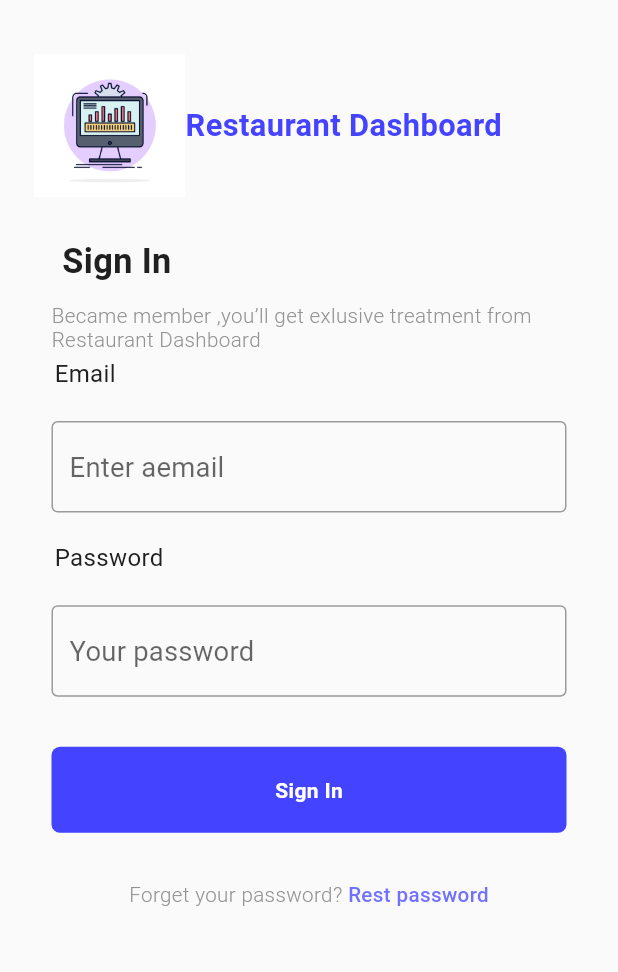
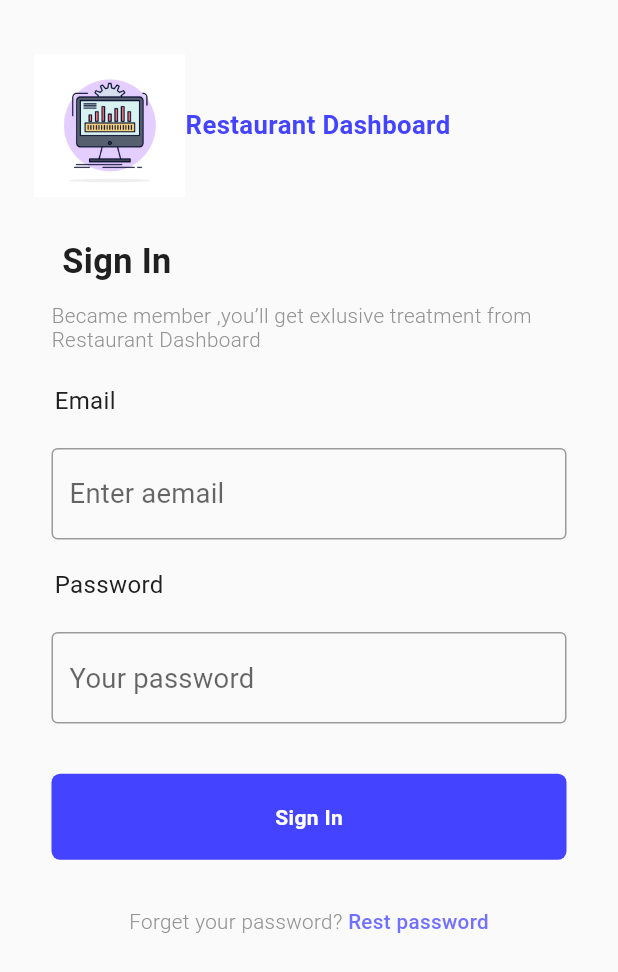
Before and after one commit to MuhanadIbrahim/food_delivery_app_restaurant, a Flutter app: the screen it shows after launch, after a tap on "Create an Account", on a phone screen of 412 x 824 dp. Shown: the top 972 px of the screen. Run offline on Flutter 3.47's test engine with Material 2 defaults, Android fonts, the phone set to English and light mode, and no system bars; our stand-ins replace cloud_firestore, equatable, firebase_auth, firebase_core, firebase_storage, flutter_bloc and 2 more; accounts and stored records are empty; Roboto replaces fonts that are missing (Poppins).

Commit message:
adjust font size for dashboard resturant title

```diff
--- a/lib/presentation/screans/sign_in_screan.dart
+++ b/lib/presentation/screans/sign_in_screan.dart
@@ -30,7 +30,7 @@ class SignInScrean extends StatelessWidget {
                   Text("Restaurant Dashboard",
                       style: TextStyle(
                         color: const Color(0xff4443FF),
-                        fontSize: 18.sp,
+                        fontSize: 15.sp,
                         fontWeight: FontWeight.w600,
                       ))
                 ],
@@ -64,7 +64,7 @@ class SignInScrean extends StatelessWidget {
                       ),
                     ),
                     SizedBox(
-                      height: 15.h,
+                      height: 30.h,
                     ),
                     Text(
                       'Email ',
@@ -113,7 +113,6 @@ class SignInScrean extends StatelessWidget {
                       height: 28.h,
                     ),
                     InkWell(
-                      onTap: () => Navigator.pushNamed(context, ksignInScrean),
                       child: Container(
                         decoration: BoxDecoration(
                           borderRadius: BorderRadius.circular(5.r),
--- a/lib/presentation/screans/sign_up_screan.dart
+++ b/lib/presentation/screans/sign_up_screan.dart
@@ -30,7 +30,7 @@ class SignUpScrean extends StatelessWidget {
                   Text("Restaurant Dashboard",
                       style: TextStyle(
                         color: const Color(0xff4443FF),
-                        fontSize: 18.sp,
+                        fontSize: 15.sp,
                         fontWeight: FontWeight.w600,
                       ))
                 ],
@@ -64,7 +64,7 @@ class SignUpScrean extends StatelessWidget {
                       ),
                     ),
                     SizedBox(
-                      height: 15.h,
+                      height: 25.h,
                     ),
                     Text(
                       'Full Name ',
```
